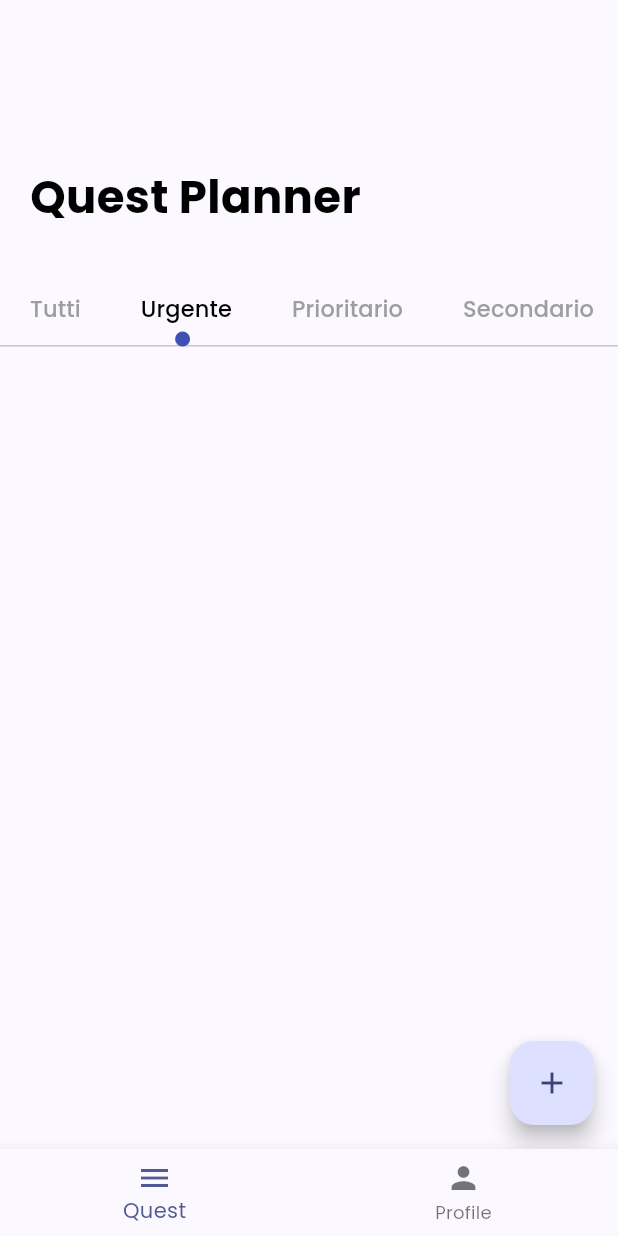
After one commit to mike0697/quest_planner, a Flutter app: the screen it shows once a user with an empty profile is signed in, tab 2 chosen, on a phone screen of 412 x 824 dp. The commit adds this screen. Run offline on Flutter 3.47's test engine with Material 3 defaults, Android fonts, the light colour scheme and no system bars; our stand-ins replace cloud_firestore, firebase_auth, firebase_core, google_fonts, isar; accounts and stored records are empty; generated files the repository leaves out were written again.

Commit message:
Aggiunto tab Urgenti

```diff
--- a/lib/providers/quest_database.dart
+++ b/lib/providers/quest_database.dart
@@ -17,6 +17,12 @@ class QuestDatabase extends ChangeNotifier {
   //list of notes
   final List<Quest> currentNotes = [];
 
+  final List<Quest> questUrgenti = [];
+  final List<Quest> questPrioritarie = [];
+  final List<Quest> questSecondarie = [];
+  final List<Quest> questInbox = [];
+  final List<Quest> questEseguite = [];
+
   //create a note and save
   Future<void> addNote({required String titolo, required String desc, required int punti, required String color,
     required String importanza, }) async{
@@ -31,6 +37,7 @@ class QuestDatabase extends ChangeNotifier {
     //save to db
     await isar.writeTxn(() => isar.quests.put(newNote));
     fetchNotes();
+    fetchUrgenti();
   }
 
   //R E A D - notes from db
@@ -41,6 +48,17 @@ class QuestDatabase extends ChangeNotifier {
     currentNotes.clear();
     currentNotes.addAll(fetchedNotes);
     ordinaLista(currentNotes);
+    notifyListeners();
+  }
+  //fetch only importanza
+  Future<void> fetchUrgenti() async{
+    List<Quest> fetchedNotes = await isar.quests.where()
+    .emailEqualTo(Auth().getCurrentUserEmail()!)
+    .filter()
+    .importanzaEqualTo('Urgente')
+        .findAll();
+    questUrgenti.clear();
+    questUrgenti.addAll(fetchedNotes);
     notifyListeners();
   }
 
@@ -68,6 +86,7 @@ class QuestDatabase extends ChangeNotifier {
       existingNote.color = color;
       await isar.writeTxn(() => isar.quests.put(existingNote));
       await fetchNotes();
+      await fetchUrgenti();
     }
   }
 
@@ -75,6 +94,7 @@ class QuestDatabase extends ChangeNotifier {
   Future<void> deleteNote(int id) async{
     await isar.writeTxn(() => isar.quests.delete(id));
     await fetchNotes();
+    await fetchUrgenti();
   }
 
 }
--- a/lib/screens/QuestScreen.dart
+++ b/lib/screens/QuestScreen.dart
@@ -1,6 +1,7 @@
 import 'package:flutter/material.dart';
 import 'package:quest_planner/widgets/CircleTapBar.dart';
-import 'package:quest_planner/widgets/ListQuest.dart';
+import 'package:quest_planner/widgets/ListQuest/ListQuest.dart';
+import 'package:quest_planner/widgets/ListQuest/ListQuestUrgenti.dart';
 import 'package:quest_planner/widgets/app_large_text.dart';
 import '../widgets/addQuest.dart';
 
@@ -57,11 +58,11 @@ class _QuestScreenState extends State<QuestScreen> with TickerProviderStateMixin
                 child: TabBarView(
                   controller: _tabController,
                   children: const[
-                    ListQuest(),
-                    ListQuest(),
-                    ListQuest(),
-                    ListQuest(),
-                    ListQuest(),
+                    ListQuest(priority: 'all',),
+                    ListQuestUrgenti(priority: 'Urgente',),
+                    ListQuest(priority: 'Prioritario',),
+                    ListQuest(priority: 'Secondario',),
+                    ListQuest(priority: 'inbox'),
                   ],
                 )
               )
--- /dev/null
+++ b/lib/widgets/ListQuest/ListQuestUrgenti.dart
@@ -0,0 +1,132 @@
+import 'package:flutter/material.dart';
+
+import '../../providers/quest_database.dart';
+import 'package:provider/provider.dart';
+import 'package:quest_planner/widgets/DialogEdit.dart';
+import '../../models/quest.dart';
+import '../../providers/UserProvider.dart';
+
+class ListQuestUrgenti extends StatefulWidget {
+  const ListQuestUrgenti({super.key, required this.priority});
+  final String priority;
+
+  @override
+  State<ListQuestUrgenti> createState() => _ListQuestState();
+}
+
+class _ListQuestState extends State<ListQuestUrgenti> {
+  //read notes
+  void readNote() {
+    context.read<QuestDatabase>().fetchUrgenti();
+  }
+  //delete a note
+  void deleteNote(int id){
+    context.read<QuestDatabase>().deleteNote(id);
+  }
+
+  //esegui note
+  void eseguiNote(Quest note)
+  {
+    context.read<UserProvider>().addPunti(note.ricompensa);
+    deleteNote(note.id);
+  }
+  void _showDialogDelete(BuildContext context, Quest quest) {
+    showDialog(
+        context: context,
+        builder: (BuildContext context) {
+          return AlertDialog(
+            title: const Text('Conferma'),
+            content: Text('Eliminare la quest: ${quest.titolo} ?'),
+            actions: <Widget>[
+              TextButton(
+                child: const Text('Annulla'),
+                onPressed: () {
+                  Navigator.of(context).pop();
+                },
+              ),
+              TextButton(
+                child: const Text('Conferma'),
+                onPressed: () {
+                  deleteNote(quest.id);
+                  Navigator.of(context).pop();
+                },
+              ),
+            ],
+          );
+        });
+  }
+
+  void _showDialogEdit(BuildContext context, Quest quest) {
+    showDialog(
+      context: context,
+      builder: (BuildContext context) {
+        return MyWidget(quest: quest);
+      },
+    );
+  }
+  @override
+  void initState(){
+    super.initState();
+    readNote();
+  }
+  Color getCardColor(String scolor) {
+    switch (scolor) {
+      case 'red':
+        return Colors.red;
+      case 'green':
+        return Colors.green;
+      case 'dpurple':
+        return Colors.deepPurpleAccent;
+      case 'blue':
+        return Colors.blue;
+      case 'yellow':
+        return Colors.yellow;
+      case 'orange':
+        return Colors.orange;
+      case 'white':
+        return Colors.white;
+      case 'pink':
+        return Colors.pink;
+      default:
+        return Colors.deepPurple;
+    }
+  }
+    @override
+    Widget build(BuildContext context) {
+      final noteDatabase = context.watch<QuestDatabase>();
+      List<Quest> currentNotes = noteDatabase.questUrgenti;
+      return ListView(
+        padding: const EdgeInsets.only(bottom: 56.0),
+        children: [
+          for(int i = 0; i< context.watch<QuestDatabase>().questUrgenti.length; i++)
+            Card(
+              surfaceTintColor: getCardColor(currentNotes[i].color),
+              child: Column(
+                children:[ ListTile(
+                  title: Text(currentNotes[i].titolo),
+                  subtitle: Text(currentNotes[i].descrizione),
+                  trailing: Row(
+                    mainAxisSize: MainAxisSize.min,
+                    children: [
+                      //editButton
+                      IconButton(onPressed: () => _showDialogEdit(context,currentNotes[i]), icon: const Icon(Icons.edit)),
+                      //delete button
+                      IconButton(onPressed: () => _showDialogDelete(context,currentNotes[i]), icon: const Icon(Icons.clear)),
+                      //esegui
+                      IconButton(onPressed: () => eseguiNote(currentNotes[i]), icon: const Icon(Icons.check)),
+                    ],
+                  ),
+                ),
+
+                  Container(
+                      padding: const EdgeInsets.only(left: 16),
+                      alignment: Alignment.topLeft,
+                      child: Text(currentNotes[i].importanza)),
+                  const Padding(padding: EdgeInsets.only(bottom: 10)),
+                ],
+              ),
+            )
+        ],
+      );
+    }
+  }
```
Also changed, not shown: lib/widgets/ListQuest/ListQuest.dart (renamed from lib/widgets/ListQuest.dart, +9 -8 lines).
